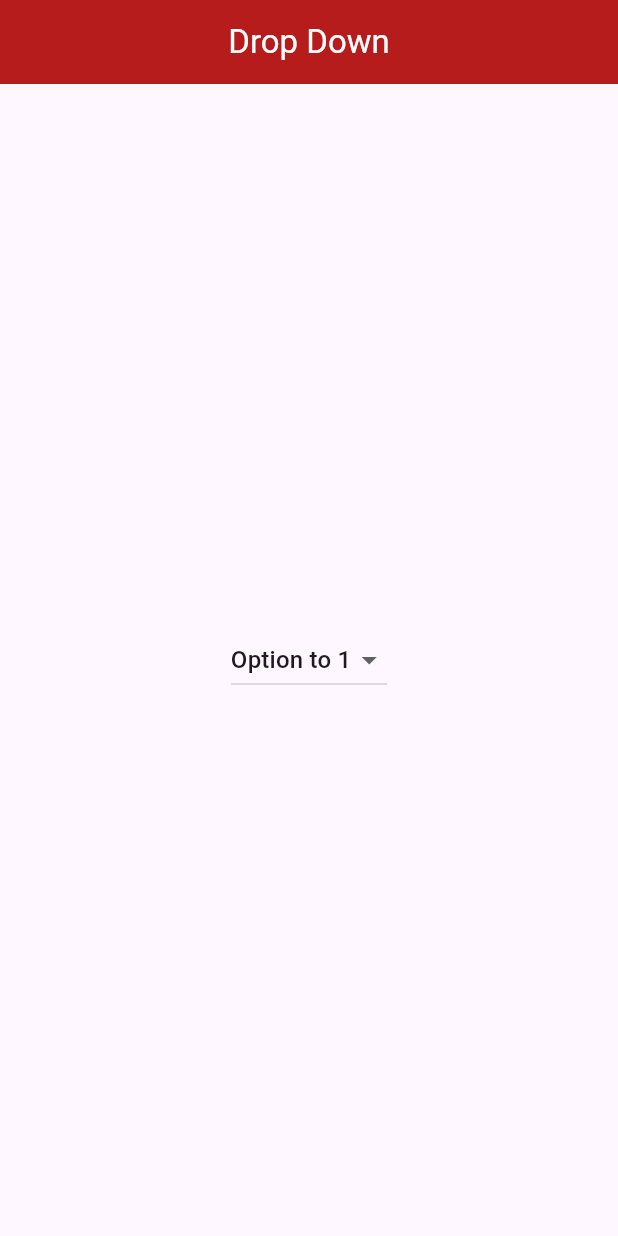
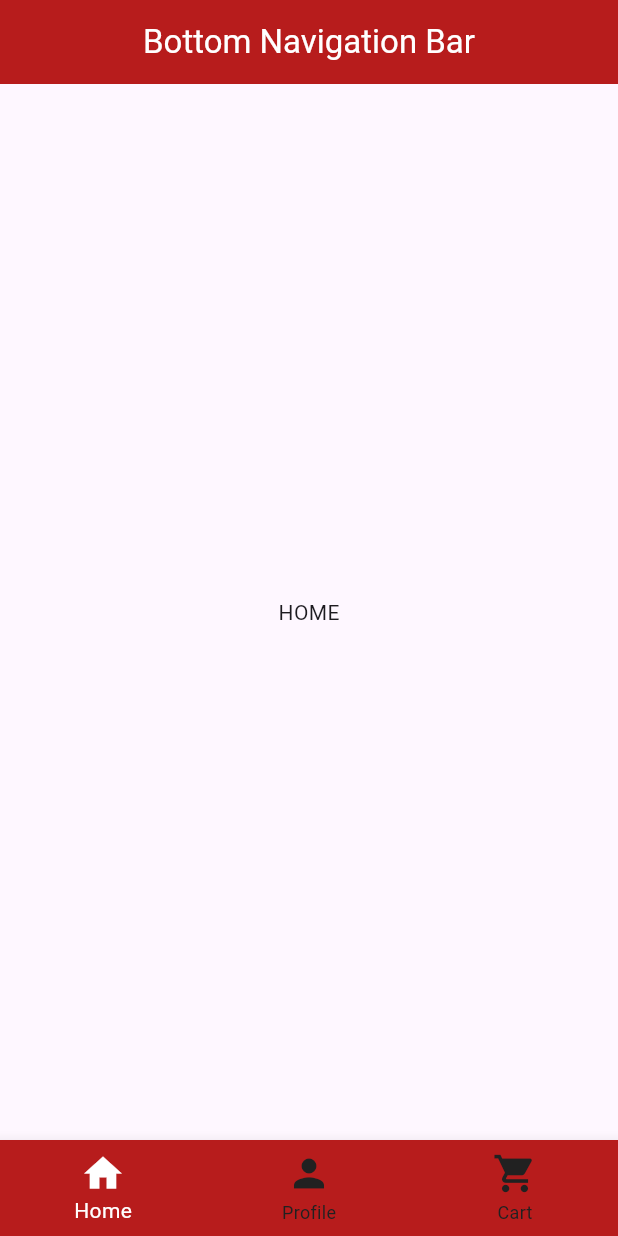
Before and after one commit to iqbalsuwandi20/belajar-flutter-youtube, a Flutter app: the screen it shows after launch, on a phone screen of 412 x 824 dp. Run offline on Flutter 3.47's test engine with Material 3 defaults, Android fonts, the phone set to English and light mode, and no system bars.

Commit message:
bottom navigation bar

```diff
--- a/lib/main.dart
+++ b/lib/main.dart
@@ -9,7 +9,7 @@ class MyApp extends StatelessWidget {
 
   @override
   Widget build(BuildContext context) {
-    return MaterialApp(
+    return const MaterialApp(
       debugShowCheckedModeBanner: false,
       home: HomePage(),
     );
@@ -17,33 +17,30 @@ class MyApp extends StatelessWidget {
 }
 
 class HomePage extends StatefulWidget {
-  HomePage({super.key});
+  const HomePage({super.key});
 
   @override
   State<HomePage> createState() => _HomePageState();
 }
 
 class _HomePageState extends State<HomePage> {
-  final List data = [
-    {
-      "title": "Option to 1",
-      "data": 1,
-    },
-    {
-      "title": "Option to 2",
-      "data": 2,
-    },
-    {
-      "title": "Option to 3",
-      "data": 3,
-    },
+  late int index;
+
+  List showWidget = [
+    const Center(
+      child: Text("HOME"),
+    ),
+    const Center(
+      child: Text("PROFILE"),
+    ),
+    const Center(
+      child: Text("CART"),
+    ),
   ];
-
-  late int initialData;
 
   @override
   void initState() {
-    initialData = data[0]["data"];
+    index = 0;
     super.initState();
   }
 
@@ -52,32 +49,38 @@ class _HomePageState extends State<HomePage> {
     return Scaffold(
       appBar: AppBar(
         backgroundColor: Colors.red[900],
+        centerTitle: true,
         title: const Text(
-          "Drop Down",
+          "Bottom Navigation Bar",
           style: TextStyle(color: Colors.white),
         ),
-        centerTitle: true,
       ),
-      body: Center(
-        child: Padding(
-          padding: const EdgeInsets.all(30),
-          child: DropdownButton<int>(
-            value: initialData,
-            items: data
-                .map(
-                  (e) => DropdownMenuItem(
-                    value: e['data'] as int,
-                    child: Text("${e["title"]}"),
-                  ),
-                )
-                .toList(),
-            onChanged: (value) {
-              setState(() {
-                initialData = value!;
-              });
-            },
+      body: showWidget[index],
+      bottomNavigationBar: BottomNavigationBar(
+        backgroundColor: Colors.red[900],
+        selectedItemColor: Colors.white,
+        unselectedItemColor: Colors.grey[900],
+        iconSize: 30,
+        currentIndex: index,
+        onTap: (value) {
+          setState(() {
+            index = value;
+          });
+        },
+        items: const [
+          BottomNavigationBarItem(
+            icon: Icon(Icons.home),
+            label: "Home",
           ),
-        ),
+          BottomNavigationBarItem(
+            icon: Icon(Icons.person),
+            label: "Profile",
+          ),
+          BottomNavigationBarItem(
+            icon: Icon(Icons.shopping_cart),
+            label: "Cart",
+          ),
+        ],
       ),
     );
   }
```
